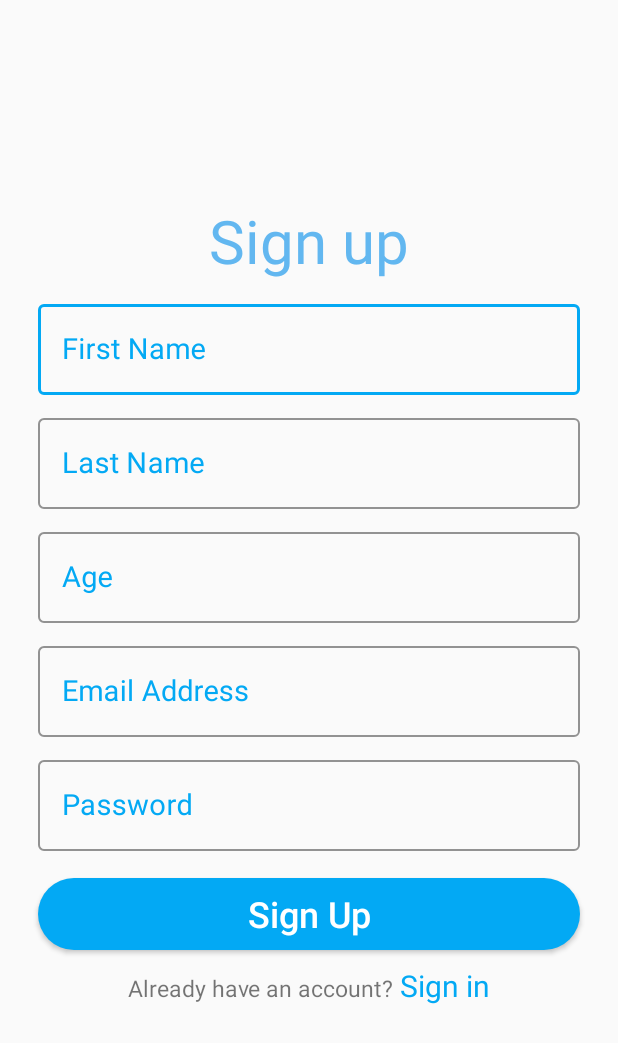
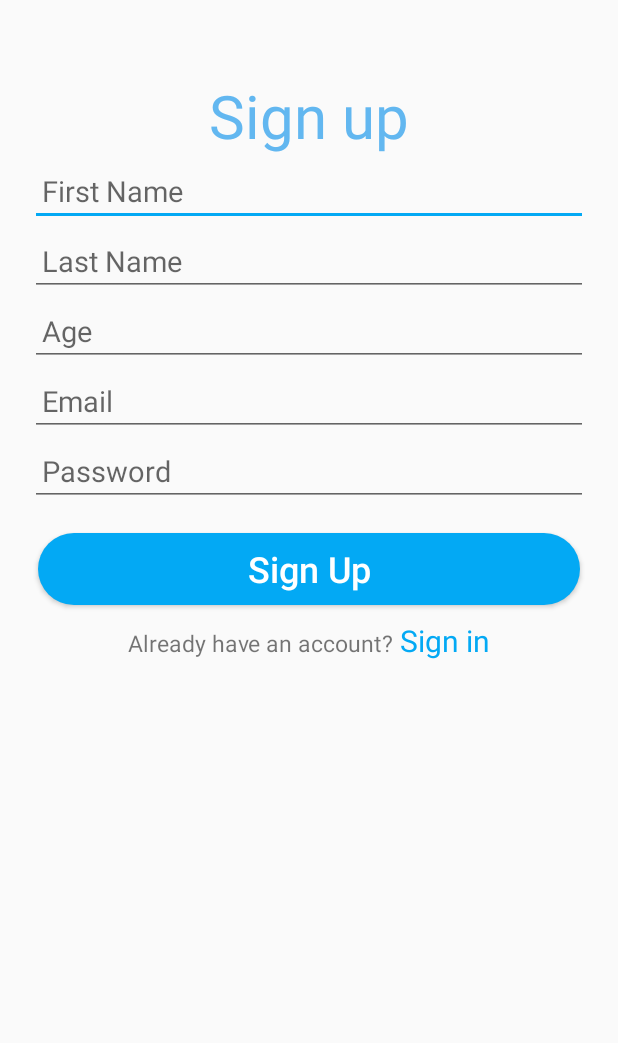
Before and after one commit to sdaisyna/mHealth_android, an Android app: the layout activity_registration.xml on its own in the app's theme, with its tools: preview values and no code run, on a phone screen of 412 x 824 dp. Shown: the top 1043 px of the screen. Run offline under Robolectric (Android 15) with nearby library versions, the phone set to English and light mode, and no system bars.

Commit message:
final changes

```diff
--- a/app/build.gradle
+++ b/app/build.gradle
@@ -65,8 +65,7 @@ dependencies {
     implementation 'androidx.appcompat:appcompat:1.1.0'
 
     implementation 'androidx.cardview:cardview:1.0.0'
-    implementation 'com.google.android.material:material:1.1.0'
-    implementation 'com.google.android.material:material:1.0.0'
+    implementation 'com.google.android.material:material:1.2.1'
     //noinspection GradleCompatible
     implementation 'com.android.support:design:28.0.0'
     implementation 'androidx.recyclerview:recyclerview:1.1.0'
--- a/app/src/main/java/com/daisyna/medicinetime/api/UserAPI.java
+++ b/app/src/main/java/com/daisyna/medicinetime/api/UserAPI.java
@@ -15,7 +15,7 @@ public interface UserAPI {
 
 
     @POST("user/sigin")
-    Call<TokenResponse> login(@Field("email") String email, @Field("password") String password);
+    Call<TokenResponse> login(@Body UserModel users);
 
     @POST("user/signup")
     Call<TokenResponse> register(@Body UserModel users);
--- a/app/src/main/java/com/daisyna/medicinetime/model/UserModel.java
+++ b/app/src/main/java/com/daisyna/medicinetime/model/UserModel.java
@@ -10,6 +10,10 @@ public class UserModel {
     public UserModel() {
     }
 
+    public UserModel(String email, String password) {
+        this.email = email;
+        this.password = password;
+    }
 
     public UserModel(String firstName, String lastName, String age, String email, String password) {
         this.firstName = firstName;
--- a/app/src/main/res/layout/activity_registration.xml
+++ b/app/src/main/res/layout/activity_registration.xml
@@ -1,6 +1,6 @@
 <?xml version="1.0" encoding="utf-8"?>
 
-<ScrollView xmlns:android="http://schemas.android.com/apk/res/android"
+<androidx.constraintlayout.widget.ConstraintLayout xmlns:android="http://schemas.android.com/apk/res/android"
     xmlns:app="http://schemas.android.com/apk/res-auto"
     xmlns:tools="http://schemas.android.com/tools"
     android:layout_width="match_parent"
@@ -9,167 +9,106 @@
     tools:context=".addmedicine.RegistrationActivity">
 
 
-    <androidx.constraintlayout.widget.ConstraintLayout
-        android:layout_width="match_parent"
-        android:layout_height="wrap_content"
-        android:orientation="vertical"
-        android:layout_gravity="center">
-
-
     <TextView
         android:id="@+id/tvSignup"
         android:layout_width="wrap_content"
         android:layout_height="wrap_content"
         android:layout_centerInParent="true"
         android:layout_gravity="center"
-            android:layout_marginVertical="5dp"
-            android:layout_marginTop="250dp"
+        android:layout_marginVertical="50dp"
         android:fontFamily="sans-serif"
         android:text="Sign up"
+        android:textColor="#62B7F0"
         android:textSize="40dp"
-            android:textColor="#62B7F0"
         app:layout_constraintEnd_toEndOf="parent"
         app:layout_constraintStart_toStartOf="parent"
-            tools:ignore="MissingConstraints" />
+        app:layout_constraintTop_toTopOf="parent"/>
 
-
-        <com.google.android.material.textfield.TextInputLayout
+    <EditText
         android:id="@+id/textInputLayout"
-            style="@style/Widget.MaterialComponents.TextInputLayout.OutlinedBox"
         android:layout_width="match_parent"
         android:layout_height="wrap_content"
-            android:layout_below="@+id/tvSignup"
-            android:layout_marginHorizontal="25dp"
-            android:focusable="true"
-            android:focusableInTouchMode="true"
-            android:textColorHint="@color/colorAccent"
-            app:boxBackgroundMode="outline"
-            app:boxStrokeColor="@color/colorAccent"
         app:layout_constraintEnd_toEndOf="parent"
         app:layout_constraintStart_toStartOf="parent"
         app:layout_constraintTop_toBottomOf="@+id/tvSignup"
-            android:layout_marginTop="10dp"
+        android:layout_marginStart="20dp"
+        android:layout_marginEnd="20dp"
         android:layout_marginBottom="10dp"
-            >
-
-            <EditText
-                android:id="@+id/regFirstName"
-                android:layout_width="match_parent"
-                android:layout_height="wrap_content"
         android:ems="10"
         android:hint="First Name"
         android:inputType="text"
         android:paddingLeft="8dp"
-                android:textSize="19dp" />
-        </com.google.android.material.textfield.TextInputLayout>
+        android:textSize="19dp"
+        android:layout_marginLeft="10dp" />
 
-
-        <com.google.android.material.textfield.TextInputLayout
+    <EditText
         android:id="@+id/textInputLayout2"
-            style="@style/Widget.MaterialComponents.TextInputLayout.OutlinedBox"
+        app:layout_constraintEnd_toEndOf="parent"
+        app:layout_constraintStart_toStartOf="parent"
+        app:layout_constraintTop_toBottomOf="@+id/textInputLayout"
         android:layout_width="match_parent"
         android:layout_height="wrap_content"
-            android:layout_marginHorizontal="25dp"
-            android:focusable="true"
-            android:focusableInTouchMode="true"
-            android:textColorHint="@color/colorAccent"
-            android:layout_marginTop="10dp"
-
-            app:boxStrokeColor="@color/colorAccent"
-            app:layout_constraintEnd_toEndOf="parent"
-            app:layout_constraintStart_toStartOf="parent"
-            app:layout_constraintTop_toBottomOf="@+id/textInputLayout">
-
-            <EditText
-                android:id="@+id/regLastName"
-                android:layout_width="match_parent"
-                android:layout_height="wrap_content"
-                android:layout_below="@+id/regFirstName"
+        android:layout_marginStart="20dp"
+        android:layout_marginEnd="20dp"
+        android:layout_marginBottom="10dp"
         android:ems="10"
         android:hint="Last Name"
         android:inputType="text"
         android:paddingLeft="8dp"
-                android:textSize="19dp" />
-        </com.google.android.material.textfield.TextInputLayout>
+        android:textSize="19dp"
+        android:layout_marginLeft="10dp" />
 
-        <com.google.android.material.textfield.TextInputLayout
+
+    <EditText
         android:id="@+id/textInputLayout3"
-            style="@style/Widget.MaterialComponents.TextInputLayout.OutlinedBox"
+        app:layout_constraintEnd_toEndOf="parent"
+        app:layout_constraintStart_toStartOf="parent"
+        app:layout_constraintTop_toBottomOf="@+id/textInputLayout2"
         android:layout_width="match_parent"
         android:layout_height="wrap_content"
-            android:layout_marginHorizontal="25dp"
-            android:focusable="true"
-            android:focusableInTouchMode="true"
-            android:layout_marginTop="10dp"
-            android:textColorHint="@color/colorAccent"
-            app:boxStrokeColor="@color/colorAccent"
+        android:layout_marginStart="20dp"
+        android:layout_marginEnd="20dp"
+        android:layout_marginBottom="10dp"
+        android:ems="10"
+        android:hint="Age"
+        android:inputType="text"
+        android:paddingLeft="8dp"
+        android:textSize="19dp"
+        android:layout_marginLeft="10dp" />
+
+
+    <EditText
+        android:id="@+id/textInputLayout4"
         app:layout_constraintEnd_toEndOf="parent"
         app:layout_constraintStart_toStartOf="parent"
-            app:layout_constraintTop_toBottomOf="@+id/textInputLayout2">
+        app:layout_constraintTop_toBottomOf="@+id/textInputLayout3"
+        android:layout_width="match_parent"
+        android:layout_height="wrap_content"
+        android:layout_marginStart="20dp"
+        android:layout_marginEnd="20dp"
+        android:layout_marginBottom="10dp"
+        android:ems="10"
+        android:hint="Email"
+        android:inputType="text"
+        android:paddingLeft="8dp"
+        android:textSize="19dp"
+        android:layout_marginLeft="10dp" />
 
     <EditText
-                android:id="@+id/regAge"
+        android:id="@+id/textInputLayout6"
+        app:layout_constraintStart_toStartOf="parent"
+        app:layout_constraintTop_toBottomOf="@+id/textInputLayout4"
         android:layout_width="match_parent"
         android:layout_height="wrap_content"
-                android:ems="10"
-                android:hint="Age"
-                android:inputType="number"
-                android:paddingLeft="8dp"
-                android:textSize="19dp" />
-        </com.google.android.material.textfield.TextInputLayout>
-
-        <com.google.android.material.textfield.TextInputLayout
-            android:id="@+id/textInputLayout4"
-            style="@style/Widget.MaterialComponents.TextInputLayout.OutlinedBox"
-            android:layout_width="match_parent"
-            android:layout_height="wrap_content"
-            android:layout_marginHorizontal="25dp"
-            android:focusable="true"
-            android:focusableInTouchMode="true"
-            android:layout_marginTop="10dp"
-            android:textColorHint="@color/colorAccent"
-            app:boxStrokeColor="@color/colorAccent"
-            app:layout_constraintEnd_toEndOf="parent"
-            app:layout_constraintStart_toStartOf="parent"
-            app:layout_constraintTop_toBottomOf="@+id/textInputLayout3">
-
-            <EditText
-                android:id="@+id/regEmail"
-                android:layout_width="match_parent"
-                android:layout_height="wrap_content"
-                android:ems="10"
-                android:hint="Email Address"
-                android:inputType="text"
-                android:paddingLeft="8dp"
-                android:textSize="19dp" />
-        </com.google.android.material.textfield.TextInputLayout>
-
-
-        <com.google.android.material.textfield.TextInputLayout
-            android:id="@+id/textInputLayout6"
-            style="@style/Widget.MaterialComponents.TextInputLayout.OutlinedBox"
-            android:layout_width="match_parent"
-            android:layout_height="wrap_content"
-            android:layout_marginHorizontal="25dp"
-            android:layout_marginTop="10dp"
-            android:focusable="true"
-            android:focusableInTouchMode="true"
-            android:textColorHint="@color/colorAccent"
-            app:boxStrokeColor="@color/colorAccent"
-            app:layout_constraintStart_toStartOf="parent"
-            app:layout_constraintTop_toBottomOf="@+id/textInputLayout4">
-
-            <EditText
-                android:id="@+id/regPassword"
-                android:layout_width="match_parent"
-                android:layout_height="wrap_content"
+        android:layout_marginStart="20dp"
+        android:layout_marginEnd="20dp"
+        android:layout_marginBottom="10dp"
         android:ems="10"
         android:hint="Password"
         android:inputType="text"
         android:paddingLeft="8dp"
-                android:textSize="19dp" />
-        </com.google.android.material.textfield.TextInputLayout>
-
+        android:textSize="19dp"
+        android:layout_marginLeft="10dp" />
 
         <Button
             android:id="@+id/btnRegister"
@@ -221,4 +160,3 @@
         </LinearLayout>
 
 </androidx.constraintlayout.widget.ConstraintLayout>
-</ScrollView>
```
Also changed, not shown: app/src/main/AndroidManifest.xml (+16 -5 lines), app/src/main/java/com/daisyna/medicinetime/Login.java (+5 -3 lines), app/src/main/java/com/daisyna/medicinetime/addmedicine/RegistrationActivity.java (+5 -5 lines), app/src/main/res/layout/activity_login_activityy.xml (+1 -37 lines), 2 other files. Lines whose indentation alone changed are shown as unchanged.
